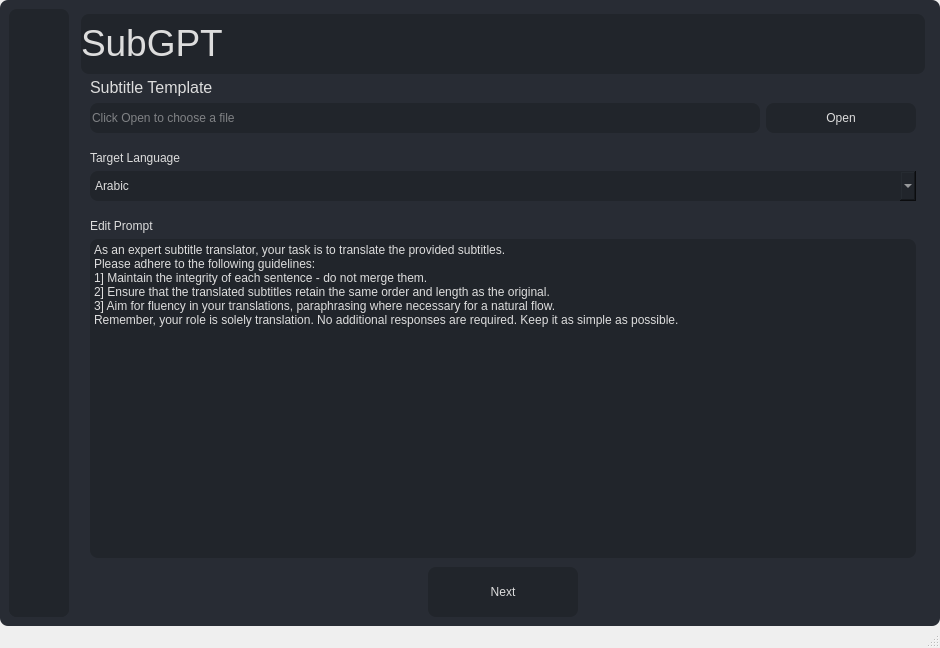
Above: main.ui from aalramadan/SubGPT before the change. Below: the same form after it.
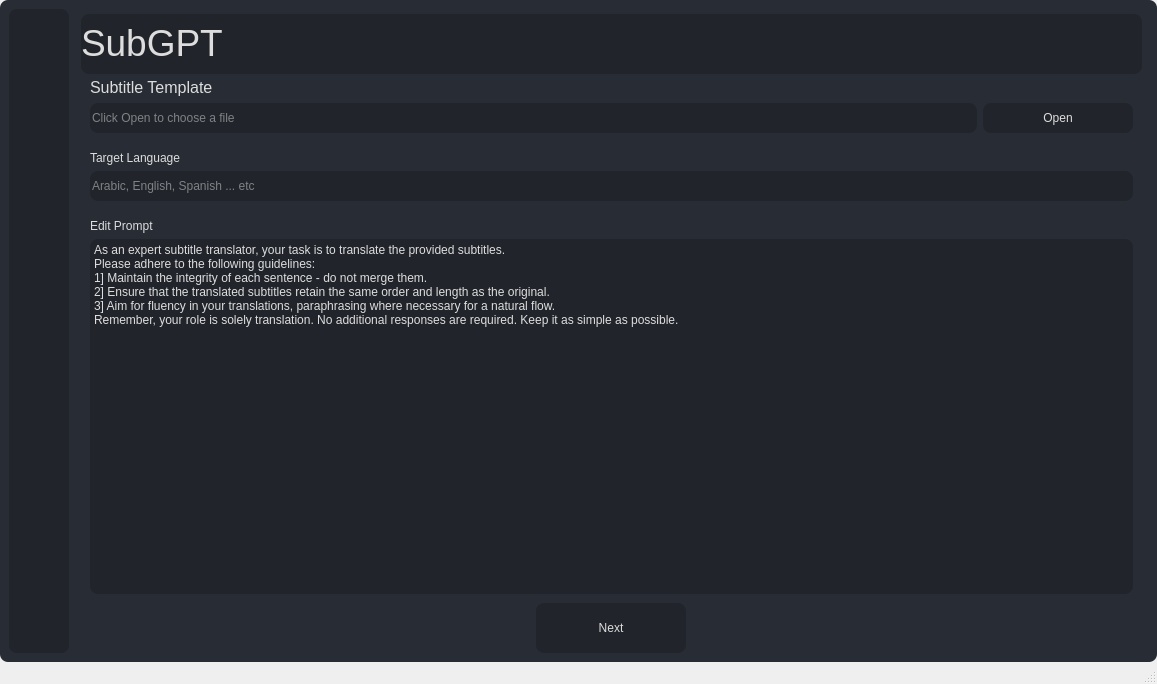
That is the form after the change. The open tabs and pages were chosen to show the change. Icons and pictures are not drawn.

```diff
--- a/main.ui
+++ b/main.ui
@@ -7,8 +7,8 @@
    <rect>
     <x>0</x>
     <y>0</y>
-    <width>940</width>
-    <height>648</height>
+    <width>1157</width>
+    <height>684</height>
    </rect>
   </property>
   <property name="sizePolicy">
@@ -20,7 +20,7 @@
   <property name="minimumSize">
    <size>
     <width>940</width>
-    <height>648</height>
+    <height>650</height>
    </size>
   </property>
   <property name="windowTitle">
@@ -134,6 +134,7 @@
  }
  QScrollBar::handle:vertical {	
 	background-color: rgb(153, 204, 255);
+	min-height: 40px;
  }
  QScrollBar::add-line:vertical {
     background: rgb(55, 63, 77);
@@ -163,6 +164,7 @@
 }
 QScrollBar::handle:horizontal {
     background: rgb(153, 204, 255);
+	min-width: 40px;
 }
 QScrollBar::add-line:horizontal {
     border: none;
@@ -1007,6 +1009,12 @@
              </property>
              <item>
               <widget class="QStackedWidget" name="StackedWidget">
+               <property name="minimumSize">
+                <size>
+                 <width>0</width>
+                 <height>0</height>
+                </size>
+               </property>
                <property name="currentIndex">
                 <number>1</number>
                </property>
@@ -1141,6 +1149,19 @@
                    <property name="spacing">
                     <number>6</number>
                    </property>
+                   <item row="1" column="0">
+                    <widget class="QLineEdit" name="target_language">
+                     <property name="minimumSize">
+                      <size>
+                       <width>0</width>
+                       <height>30</height>
+                      </size>
+                     </property>
+                     <property name="placeholderText">
+                      <string>Arabic, English, Spanish ... etc</string>
+                     </property>
+                    </widget>
+                   </item>
                    <item row="0" column="0">
                     <widget class="QLabel" name="lbl_language">
                      <property name="text">
@@ -1148,26 +1169,6 @@
                      </property>
                     </widget>
                    </item>
-                   <item row="1" column="0">
-                    <widget class="QComboBox" name="combo_lang">
-                     <property name="minimumSize">
-                      <size>
-                       <width>0</width>
-                       <height>30</height>
-                      </size>
-                     </property>
-                     <item>
-                      <property name="text">
-                       <string>Arabic</string>
-                      </property>
-                     </item>
-                     <item>
-                      <property name="text">
-                       <string>English</string>
-                      </property>
-                     </item>
-                    </widget>
-                   </item>
                   </layout>
                  </item>
                  <item>
```
Left out of the diff: 110 changed lines with no effect on the pictures.
